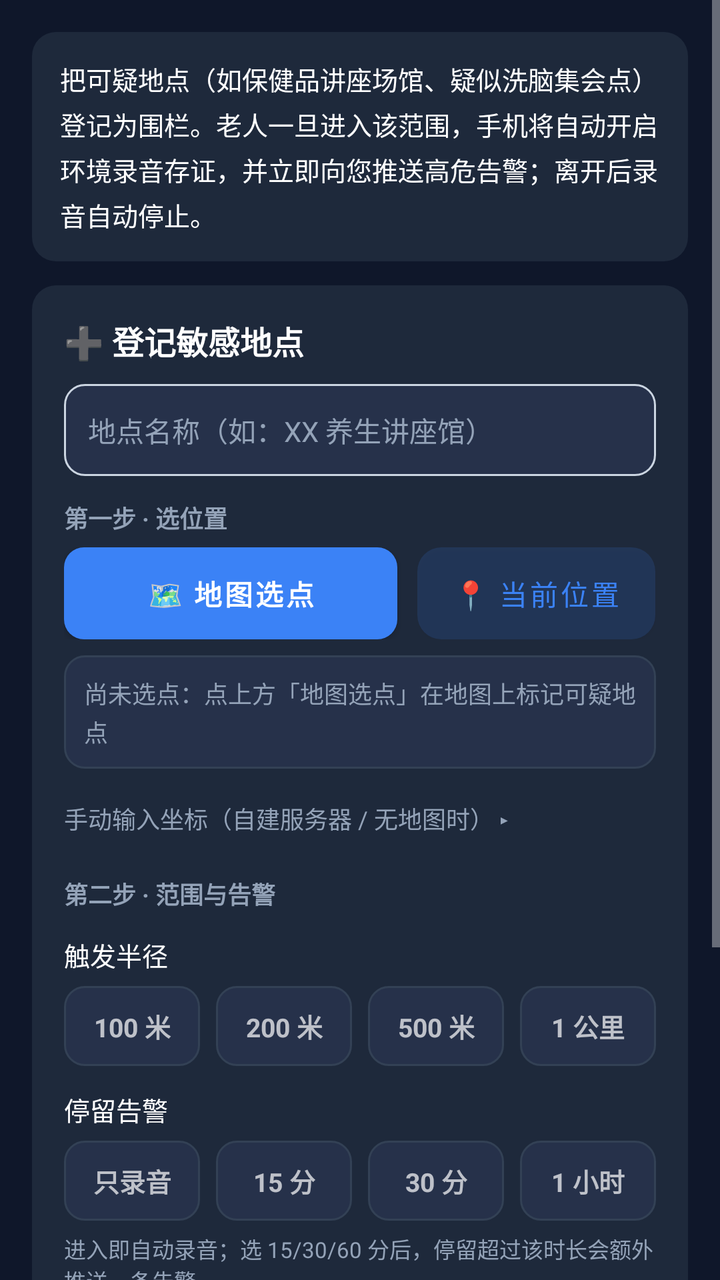
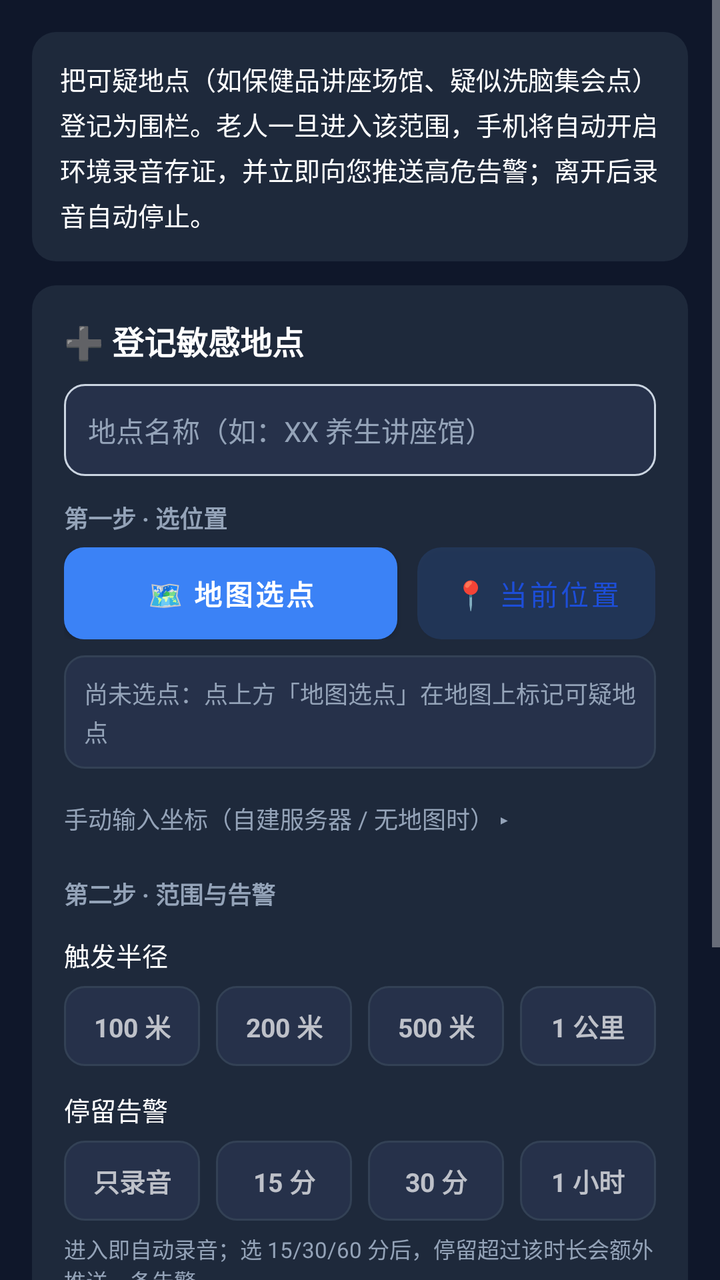

Two renders of the same Android screen: before a commit and after it. Below are the layout's source before the change and the commit's diff.
<!-- AndroidManifest.xml: application theme Theme.AntiFraudGuard -->
<!-- res/layout/activity_geofence_manage.xml -->
<?xml version="1.0" encoding="utf-8"?>
<ScrollView xmlns:android="http://schemas.android.com/apk/res/android"
    android:layout_width="match_parent"
    android:layout_height="match_parent"
    android:background="?attr/appBg">

    <LinearLayout
        android:layout_width="match_parent"
        android:layout_height="wrap_content"
        android:orientation="vertical"
        android:padding="16dp">

        
        <TextView
            android:layout_width="match_parent"
            android:layout_height="wrap_content"
            android:background="@drawable/bg_card"
            android:lineSpacingExtra="4dp"
            android:padding="14dp"
            android:text="把可疑地点（如保健品讲座场馆、疑似洗脑集会点）登记为围栏。老人一旦进入该范围，手机将自动开启环境录音存证，并立即向您推送高危告警；离开后录音自动停止。"
            android:textColor="?attr/appText"
            android:textSize="13sp" />

        
        <LinearLayout
            android:layout_width="match_parent"
            android:layout_height="wrap_content"
            android:layout_marginTop="12dp"
            android:background="@drawable/bg_card"
            android:orientation="vertical"
            android:padding="16dp">

            <TextView
                android:layout_width="wrap_content"
                android:layout_height="wrap_content"
                android:text="➕ 登记敏感地点"
                android:textColor="?attr/appText"
                android:textSize="16sp"
                android:textStyle="bold" />

            <EditText
                android:id="@+id/et_geofence_name"
                android:layout_width="match_parent"
                android:layout_height="46dp"
                android:layout_marginTop="10dp"
                android:background="@drawable/bg_input"
                android:hint="地点名称（如：XX 养生讲座馆）"
                android:inputType="text"
                android:maxLength="30"
                android:paddingHorizontal="12dp"
                android:textColor="?attr/appText"
                android:textColorHint="#94A3B8"
                android:textSize="14sp" />

            <TextView
                android:layout_width="wrap_content"
                android:layout_height="wrap_content"
                android:layout_marginTop="12dp"
                android:text="第一步 · 选位置"
                android:textColor="?attr/appTextDim"
                android:textSize="12sp"
                android:textStyle="bold" />

            <LinearLayout
                android:layout_width="match_parent"
                android:layout_height="wrap_content"
                android:layout_marginTop="6dp"
                android:orientation="horizontal">

                <Button
                    android:id="@+id/btn_pick_map"
                    android:layout_width="0dp"
                    android:layout_height="46dp"
                    android:layout_weight="1.4"
                    android:background="@drawable/bg_btn_primary"
                    android:text="🗺️ 地图选点"
                    android:textColor="#FFFFFF"
                    android:textSize="14sp"
                    android:textStyle="bold" />

                <Button
                    android:id="@+id/btn_use_location"
                    android:layout_width="0dp"
                    android:layout_height="46dp"
                    android:layout_marginStart="10dp"
                    android:layout_weight="1"
                    android:background="@drawable/bg_btn_tonal"
                    android:text="📍 当前位置"
                    android:textColor="#3B82F6"
                    android:textSize="14sp" />
            </LinearLayout>

            
            <TextView
                android:id="@+id/tv_coord_pick"
                android:layout_width="match_parent"
                android:layout_height="wrap_content"
                android:layout_marginTop="8dp"
                android:background="@drawable/bg_meta_box"
                android:padding="10dp"
                android:text="尚未选点：点上方「地图选点」在地图上标记可疑地点"
                android:textColor="?attr/appTextDim"
                android:textSize="12sp"
                android:lineSpacingExtra="2dp" />

            
            <TextView
                android:id="@+id/tv_toggle_manual"
                android:layout_width="match_parent"
                android:layout_height="wrap_content"
                android:layout_marginTop="8dp"
                android:paddingVertical="8dp"
                android:text="手动输入坐标（自建服务器 / 无地图时） ▸"
                android:textColor="?attr/appTextDim"
                android:textSize="12sp" />

            <LinearLayout
                android:id="@+id/ll_manual_coord"
                android:layout_width="match_parent"
                android:layout_height="wrap_content"
                android:orientation="horizontal"
                android:visibility="gone">

                <EditText
                    android:id="@+id/et_geofence_lat"
                    android:layout_width="0dp"
                    android:layout_height="46dp"
                    android:layout_weight="1"
                    android:background="@drawable/bg_input"
                    android:hint="纬度 lat"
                    android:inputType="numberDecimal|numberSigned"
                    android:paddingHorizontal="12dp"
                    android:textColor="?attr/appText"
                    android:textColorHint="#94A3B8"
                    android:textSize="13sp" />

                <EditText
                    android:id="@+id/et_geofence_lng"
                    android:layout_width="0dp"
                    android:layout_height="46dp"
                    android:layout_marginStart="10dp"
                    android:layout_weight="1"
                    android:background="@drawable/bg_input"
                    android:hint="经度 lng"
                    android:inputType="numberDecimal|numberSigned"
                    android:paddingHorizontal="12dp"
                    android:textColor="?attr/appText"
                    android:textColorHint="#94A3B8"
                    android:textSize="13sp" />
            </LinearLayout>

            <TextView
                android:layout_width="wrap_content"
                android:layout_height="wrap_content"
                android:layout_marginTop="12dp"
                android:text="第二步 · 范围与告警"
                android:textColor="?attr/appTextDim"
                android:textSize="12sp"
                android:textStyle="bold" />

            <TextView
                android:layout_width="wrap_content"
                android:layout_height="wrap_content"
                android:layout_marginTop="12dp"
                android:text="触发半径"
                android:textColor="?attr/appText"
                android:textSize="13sp" />

            
            <LinearLayout
                android:layout_width="match_parent"
                android:layout_height="wrap_content"
                android:layout_marginTop="6dp"
                android:orientation="horizontal">

                <TextView
                    android:id="@+id/chip_r100"
                    android:layout_width="0dp"
                    android:layout_height="40dp"
                    android:layout_weight="1"
                    android:background="@drawable/bg_meta_box"
                    android:gravity="center"
                    android:text="100 米"
                    android:textSize="13sp"
                    android:textStyle="bold" />

                <TextView
                    android:id="@+id/chip_r200"
                    android:layout_width="0dp"
                    android:layout_height="40dp"
                    android:layout_marginStart="8dp"
                    android:layout_weight="1"
                    android:background="@drawable/bg_meta_box"
                    android:gravity="center"
                    android:text="200 米"
                    android:textSize="13sp"
                    android:textStyle="bold" />

                <TextView
                    android:id="@+id/chip_r500"
                    android:layout_width="0dp"
                    android:layout_height="40dp"
                    android:layout_marginStart="8dp"
                    android:layout_weight="1"
                    android:background="@drawable/bg_meta_box"
                    android:gravity="center"
                    android:text="500 米"
                    android:textSize="13sp"
                    android:textStyle="bold" />

                <TextView
                    android:id="@+id/chip_r1000"
                    android:layout_width="0dp"
                    android:layout_height="40dp"
                    android:layout_marginStart="8dp"
                    android:layout_weight="1"
                    android:background="@drawable/bg_meta_box"
                    android:gravity="center"
                    android:text="1 公里"
                    android:textSize="13sp"
                    android:textStyle="bold" />
            </LinearLayout>

            
            <TextView
                android:layout_width="wrap_content"
                android:layout_height="wrap_content"
                android:layout_marginTop="12dp"
                android:text="停留告警"
                android:textColor="?attr/appText"
                android:textSize="13sp" />

            <LinearLayout
                android:layout_width="match_parent"
                android:layout_height="wrap_content"
                android:layout_marginTop="6dp"
                android:orientation="horizontal">

                <TextView
                    android:id="@+id/chip_d0"
                    android:layout_width="0dp"
                    android:layout_height="40dp"
                    android:layout_weight="1"
                    android:background="@drawable/bg_meta_box"
                    android:gravity="center"
                    android:text="只录音"
                    android:textSize="13sp"
                    android:textStyle="bold" />

                <TextView
                    android:id="@+id/chip_d15"
                    android:layout_width="0dp"
                    android:layout_height="40dp"
                    android:layout_marginStart="8dp"
                    android:layout_weight="1"
                    android:background="@drawable/bg_meta_box"
                    android:gravity="center"
                    android:text="15 分"
                    android:textSize="13sp"
                    android:textStyle="bold" />

                <TextView
                    android:id="@+id/chip_d30"
                    android:layout_width="0dp"
                    android:layout_height="40dp"
                    android:layout_marginStart="8dp"
                    android:layout_weight="1"
                    android:background="@drawable/bg_meta_box"
                    android:gravity="center"
                    android:text="30 分"
                    android:textSize="13sp"
                    android:textStyle="bold" />

                <TextView
                    android:id="@+id/chip_d60"
                    android:layout_width="0dp"
                    android:layout_height="40dp"
                    android:layout_marginStart="8dp"
                    android:layout_weight="1"
                    android:background="@drawable/bg_meta_box"
                    android:gravity="center"
                    android:text="1 小时"
                    android:textSize="13sp"
                    android:textStyle="bold" />
            </LinearLayout>

            <TextView
                android:layout_width="match_parent"
                android:layout_height="wrap_content"
                android:layout_marginTop="6dp"
                android:text="进入即自动录音；选 15/30/60 分后，停留超过该时长会额外推送一条告警"
                android:textColor="?attr/appTextDim"
                android:textSize="11sp" />

            <Button
                android:id="@+id/btn_geofence_add"
                android:layout_width="match_parent"
                android:layout_height="46dp"
                android:layout_marginTop="12dp"
                android:background="@drawable/bg_btn_primary"
                android:text="登记围栏"
                android:textColor="#FFFFFF"
                android:textSize="15sp"
                android:textStyle="bold" />
        </LinearLayout>

        
        <LinearLayout
            android:layout_width="match_parent"
            android:layout_height="wrap_content"
            android:layout_marginTop="12dp"
            android:layout_marginBottom="24dp"
            android:background="@drawable/bg_card"
            android:orientation="vertical"
            android:padding="16dp">

            <TextView
                android:id="@+id/tv_geofence_count"
                android:layout_width="wrap_content"
                android:layout_height="wrap_content"
                android:text="📋 已登记地点 (0)"
                android:textColor="?attr/appText"
                android:textSize="16sp"
                android:textStyle="bold" />

            <TextView
                android:id="@+id/tv_geofence_empty"
                android:layout_width="match_parent"
                android:layout_height="wrap_content"
                android:layout_marginTop="8dp"
                android:text="暂无登记，从上方表单添加第一个敏感地点"
                android:textColor="?attr/appTextDim"
                android:textSize="13sp" />

            <LinearLayout
                android:id="@+id/ll_geofence_list"
                android:layout_width="match_parent"
                android:layout_height="wrap_content"
                android:layout_marginTop="8dp"
                android:orientation="vertical" />
        </LinearLayout>

    </LinearLayout>
</ScrollView>
<!-- resources referenced by this layout -->
<resources>
  <!-- drawable bg_btn_primary (drawable) -->
  <?xml version="1.0" encoding="utf-8"?>
  <shape xmlns:android="http://schemas.android.com/apk/res/android" android:shape="rectangle">
      <solid android:color="#3B82F6" />
      <corners android:radius="10dp" />
  </shape>
  <!-- drawable bg_btn_tonal (drawable) -->
  <?xml version="1.0" encoding="utf-8"?>
  <shape xmlns:android="http://schemas.android.com/apk/res/android" android:shape="rectangle">
      <solid android:color="#263B82F6" />
      <corners android:radius="12dp" />
  </shape>
  <!-- drawable bg_card (drawable) -->
  <?xml version="1.0" encoding="utf-8"?>
  <shape xmlns:android="http://schemas.android.com/apk/res/android" android:shape="rectangle">
      <solid android:color="?attr/appCard" />
      <corners android:radius="12dp" />
  </shape>
  <!-- drawable bg_input (drawable) -->
  <?xml version="1.0" encoding="utf-8"?>
  <shape xmlns:android="http://schemas.android.com/apk/res/android" android:shape="rectangle">
      <solid android:color="?attr/appInputBg" />
      <corners android:radius="10dp" />
      <stroke android:width="1dp" android:color="#CBD5E1" />
  </shape>
  <!-- drawable bg_meta_box (drawable) -->
  <?xml version="1.0" encoding="utf-8"?>
  <shape xmlns:android="http://schemas.android.com/apk/res/android" android:shape="rectangle">
      <solid android:color="?attr/appCardAlt" />
      <stroke android:width="1dp" android:color="?attr/appDivider" />
      <corners android:radius="10dp" />
  </shape>
  <style name="Theme.AntiFraudGuard" parent="Theme.MaterialComponents.NoActionBar">
          
          <item name="colorPrimary">@color/blue_500</item>
          <item name="colorPrimaryVariant">@color/blue_700</item>
          <item name="colorOnPrimary">@color/white</item>
          
          <item name="colorSecondary">@color/emerald_500</item>
          <item name="colorSecondaryVariant">@color/emerald_700</item>
          <item name="colorOnSecondary">@color/white</item>
  
          <item name="appBg">#0F172A</item>
          <item name="appCard">#1E293B</item>
          <item name="appCardAlt">#26314A</item>
          <item name="appText">#FFFFFF</item>
          <item name="appTextDim">#94A3B8</item>
          <item name="appDivider">#334155</item>
          <item name="appInputBg">#26314A</item>
          <item name="appInputText">#FFFFFF</item>
  
          
          <item name="appDangerBgSoft">#3F1A1E</item>
          <item name="appWarnBgSoft">#3A2E12</item>
          <item name="appWarnTextStrong">#FCD34D</item>
          <item name="appWarnTextDim">#D4B36A</item>
          <item name="appDangerTextStrong">#FCA5A5</item>
          <item name="appDangerTextDim">#DCA9A9</item>
  
          
          <item name="android:statusBarColor">#0F172A</item>
          <item name="android:windowBackground">#0F172A</item>
          <item name="android:navigationBarColor">#0F172A</item>
      </style>
  <color name="blue_500">#3B82F6</color>
  <color name="blue_700">#1D4ED8</color>
  <color name="white">#FFFFFFFF</color>
  <color name="emerald_500">#10B981</color>
  <color name="emerald_700">#047857</color>
</resources>

<!-- the commit's change to res/layout/activity_geofence_manage.xml (unified diff, before → after) -->
@@ -41,7 +41,8 @@
             <EditText
                 android:id="@+id/et_geofence_name"
                 android:layout_width="match_parent"
-                android:layout_height="46dp"
+                android:layout_height="wrap_content"
+                    android:minHeight="46dp"
                 android:layout_marginTop="10dp"
                 android:background="@drawable/bg_input"
                 android:hint="地点名称（如：XX 养生讲座馆）"
@@ -86,7 +87,7 @@
                     android:layout_weight="1"
                     android:background="@drawable/bg_btn_tonal"
                     android:text="📍 当前位置"
-                    android:textColor="#3B82F6"
+                    android:textColor="@color/c_accent_blue"
                     android:textSize="14sp" />
             </LinearLayout>
 
@@ -176,7 +177,8 @@
                 <TextView
                     android:id="@+id/chip_r100"
                     android:layout_width="0dp"
-                    android:layout_height="40dp"
+                    android:layout_height="wrap_content"
+                    android:minHeight="40dp"
                     android:layout_weight="1"
                     android:background="@drawable/bg_meta_box"
                     android:gravity="center"
@@ -187,7 +189,8 @@
                 <TextView
                     android:id="@+id/chip_r200"
                     android:layout_width="0dp"
-                    android:layout_height="40dp"
+                    android:layout_height="wrap_content"
+                    android:minHeight="40dp"
                     android:layout_marginStart="8dp"
                     android:layout_weight="1"
                     android:background="@drawable/bg_meta_box"
@@ -199,7 +202,8 @@
                 <TextView
                     android:id="@+id/chip_r500"
                     android:layout_width="0dp"
-                    android:layout_height="40dp"
+                    android:layout_height="wrap_content"
+                    android:minHeight="40dp"
                     android:layout_marginStart="8dp"
                     android:layout_weight="1"
                     android:background="@drawable/bg_meta_box"
@@ -211,7 +215,8 @@
                 <TextView
                     android:id="@+id/chip_r1000"
                     android:layout_width="0dp"
-                    android:layout_height="40dp"
+                    android:layout_height="wrap_content"
+                    android:minHeight="40dp"
                     android:layout_marginStart="8dp"
                     android:layout_weight="1"
                     android:background="@drawable/bg_meta_box"
@@ -239,7 +244,8 @@
                 <TextView
                     android:id="@+id/chip_d0"
                     android:layout_width="0dp"
-                    android:layout_height="40dp"
+                    android:layout_height="wrap_content"
+                    android:minHeight="40dp"
                     android:layout_weight="1"
                     android:background="@drawable/bg_meta_box"
                     android:gravity="center"
@@ -250,7 +256,8 @@
                 <TextView
                     android:id="@+id/chip_d15"
                     android:layout_width="0dp"
-                    android:layout_height="40dp"
+                    android:layout_height="wrap_content"
+                    android:minHeight="40dp"
                     android:layout_marginStart="8dp"
                     android:layout_weight="1"
                     android:background="@drawable/bg_meta_box"
@@ -262,7 +269,8 @@
                 <TextView
                     android:id="@+id/chip_d30"
                     android:layout_width="0dp"
-                    android:layout_height="40dp"
+                    android:layout_height="wrap_content"
+                    android:minHeight="40dp"
                     android:layout_marginStart="8dp"
                     android:layout_weight="1"
                     android:background="@drawable/bg_meta_box"
@@ -274,7 +282,8 @@
                 <TextView
                     android:id="@+id/chip_d60"
                     android:layout_width="0dp"
-                    android:layout_height="40dp"
+                    android:layout_height="wrap_content"
+                    android:minHeight="40dp"
                     android:layout_marginStart="8dp"
                     android:layout_weight="1"
                     android:background="@drawable/bg_meta_box"
